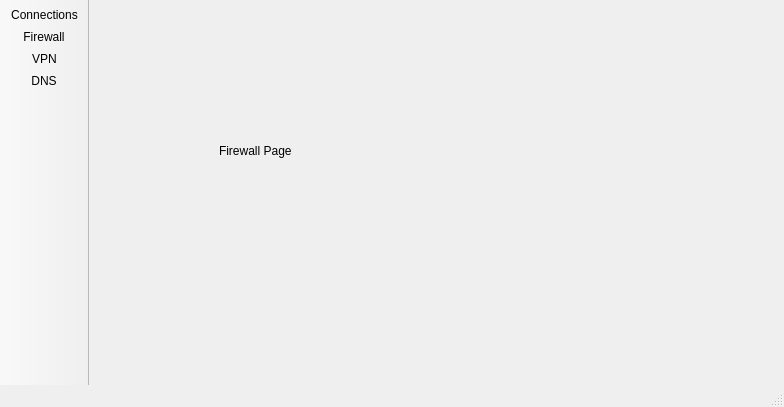
Above: src-qt5/networkmgr/mainUI.ui from project-trident/trident-utilities before the change. Below: the same form after it.
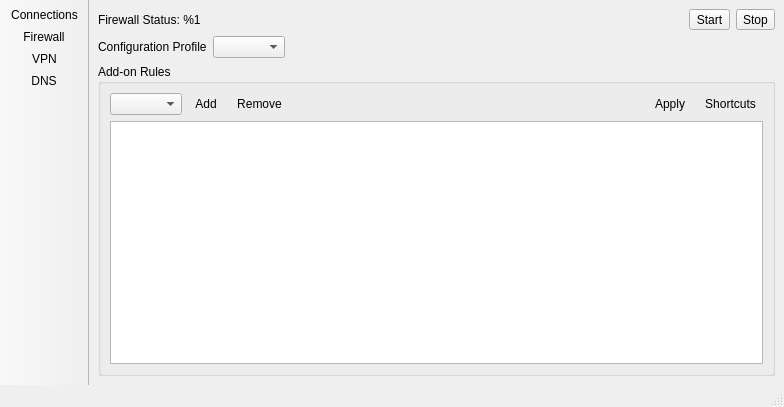
That is the form after the change. The open tabs and pages were chosen to show the change. Icons and pictures are not drawn.

Commit message: Design the firewall page UI, Not tied into the backend yet.

```diff
--- a/src-qt5/networkmgr/mainUI.ui
+++ b/src-qt5/networkmgr/mainUI.ui
@@ -712,19 +712,191 @@
        </layout>
       </widget>
       <widget class="QWidget" name="page_firewall">
-       <widget class="QLabel" name="label_6">
-        <property name="geometry">
-         <rect>
-          <x>130</x>
-          <y>100</y>
-          <width>201</width>
-          <height>101</height>
-         </rect>
-        </property>
-        <property name="text">
-         <string>Firewall Page</string>
-        </property>
-       </widget>
+       <layout class="QVBoxLayout" name="verticalLayout_12">
+        <item>
+         <layout class="QHBoxLayout" name="horizontalLayout_8">
+          <item>
+           <widget class="QLabel" name="label_fw_status">
+            <property name="text">
+             <string>Firewall Status: %1</string>
+            </property>
+           </widget>
+          </item>
+          <item>
+           <widget class="QToolButton" name="tool_fw_start">
+            <property name="font">
+             <font>
+              <weight>50</weight>
+              <italic>false</italic>
+              <bold>false</bold>
+             </font>
+            </property>
+            <property name="toolTip">
+             <string>Turn on the firewall, providing protection against network attacks.</string>
+            </property>
+            <property name="text">
+             <string>Start</string>
+            </property>
+            <property name="icon">
+             <iconset theme="security-high"/>
+            </property>
+            <property name="toolButtonStyle">
+             <enum>Qt::ToolButtonTextBesideIcon</enum>
+            </property>
+           </widget>
+          </item>
+          <item>
+           <widget class="QToolButton" name="tool_fw_stop">
+            <property name="font">
+             <font>
+              <weight>50</weight>
+              <italic>false</italic>
+              <bold>false</bold>
+             </font>
+            </property>
+            <property name="toolTip">
+             <string>Turn off the wirewall, opening up all ports for remote access.</string>
+            </property>
+            <property name="text">
+             <string>Stop</string>
+            </property>
+            <property name="icon">
+             <iconset theme="security-low"/>
+            </property>
+            <property name="toolButtonStyle">
+             <enum>Qt::ToolButtonTextBesideIcon</enum>
+            </property>
+           </widget>
+          </item>
+         </layout>
+        </item>
+        <item>
+         <layout class="QHBoxLayout" name="horizontalLayout_10">
+          <item>
+           <widget class="QLabel" name="label_6">
+            <property name="text">
+             <string>Configuration Profile</string>
+            </property>
+           </widget>
+          </item>
+          <item>
+           <widget class="QComboBox" name="combo_fw_profile"/>
+          </item>
+          <item>
+           <spacer name="horizontalSpacer_7">
+            <property name="orientation">
+             <enum>Qt::Horizontal</enum>
+            </property>
+            <property name="sizeHint" stdset="0">
+             <size>
+              <width>40</width>
+              <height>20</height>
+             </size>
+            </property>
+           </spacer>
+          </item>
+         </layout>
+        </item>
+        <item>
+         <widget class="QGroupBox" name="groupBox">
+          <property name="sizePolicy">
+           <sizepolicy hsizetype="Preferred" vsizetype="Expanding">
+            <horstretch>0</horstretch>
+            <verstretch>0</verstretch>
+           </sizepolicy>
+          </property>
+          <property name="title">
+           <string>Add-on Rules</string>
+          </property>
+          <layout class="QVBoxLayout" name="verticalLayout_13">
+           <item>
+            <layout class="QHBoxLayout" name="horizontalLayout_9">
+             <item>
+              <widget class="QComboBox" name="combo_fw_rules"/>
+             </item>
+             <item>
+              <widget class="QToolButton" name="tool_fw_addrule">
+               <property name="text">
+                <string>Add</string>
+               </property>
+               <property name="icon">
+                <iconset theme="list-add"/>
+               </property>
+               <property name="autoRaise">
+                <bool>true</bool>
+               </property>
+              </widget>
+             </item>
+             <item>
+              <widget class="QToolButton" name="tool_fw_rmrule">
+               <property name="text">
+                <string>Remove</string>
+               </property>
+               <property name="icon">
+                <iconset theme="list-remove"/>
+               </property>
+               <property name="autoRaise">
+                <bool>true</bool>
+               </property>
+              </widget>
+             </item>
+             <item>
+              <spacer name="horizontalSpacer_8">
+               <property name="orientation">
+                <enum>Qt::Horizontal</enum>
+               </property>
+               <property name="sizeHint" stdset="0">
+                <size>
+                 <width>40</width>
+                 <height>20</height>
+                </size>
+               </property>
+              </spacer>
+             </item>
+             <item>
+              <widget class="QToolButton" name="tool_fw_applyrule">
+               <property name="text">
+                <string>Apply</string>
+               </property>
+               <property name="icon">
+                <iconset theme="dialog-apply"/>
+               </property>
+               <property name="toolButtonStyle">
+                <enum>Qt::ToolButtonTextBesideIcon</enum>
+               </property>
+               <property name="autoRaise">
+                <bool>true</bool>
+               </property>
+              </widget>
+             </item>
+             <item>
+              <widget class="QToolButton" name="tool_fw_shortcuts">
+               <property name="text">
+                <string>Shortcuts</string>
+               </property>
+               <property name="icon">
+                <iconset theme="open-menu"/>
+               </property>
+               <property name="popupMode">
+                <enum>QToolButton::InstantPopup</enum>
+               </property>
+               <property name="toolButtonStyle">
+                <enum>Qt::ToolButtonTextBesideIcon</enum>
+               </property>
+               <property name="autoRaise">
+                <bool>true</bool>
+               </property>
+              </widget>
+             </item>
+            </layout>
+           </item>
+           <item>
+            <widget class="QTextEdit" name="text_fw_rule"/>
+           </item>
+          </layout>
+         </widget>
+        </item>
+       </layout>
       </widget>
       <widget class="QWidget" name="page_vpn">
        <layout class="QVBoxLayout" name="verticalLayout_9">
```
Left out of the diff: 6 changed lines with no effect on the pictures.
